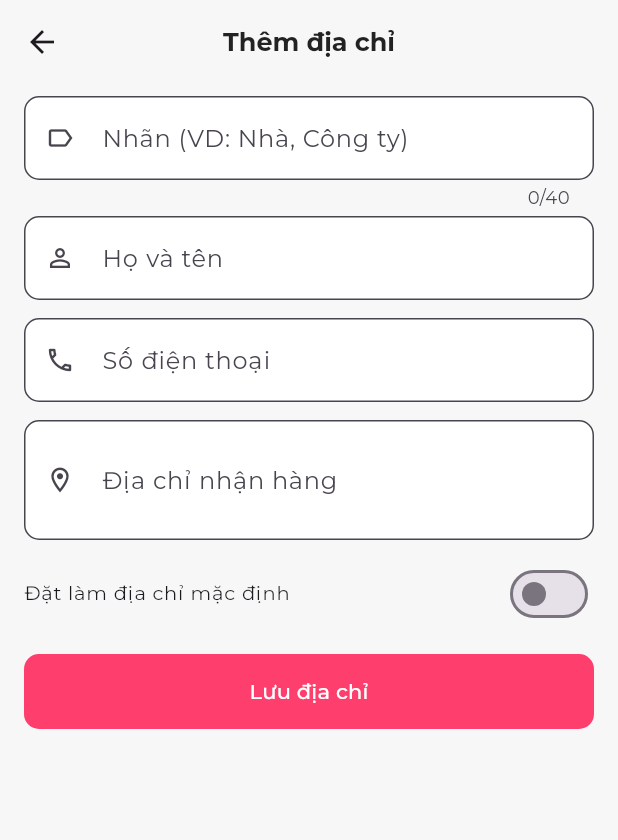
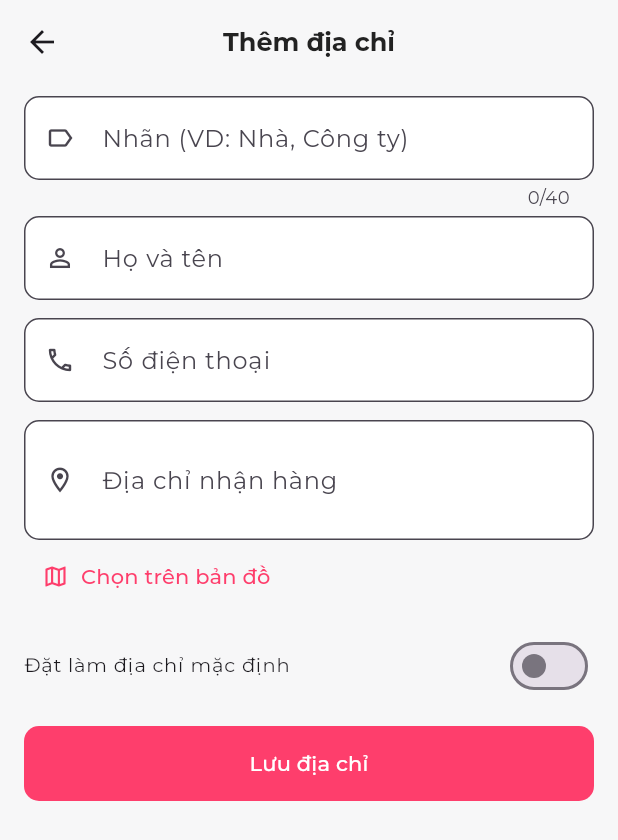
Before and after one commit to nguyen-huu-vinh/eCommerce_App, a Flutter app: the AddressBookScreen screen opened directly, after a tap on "Thêm địa chỉ", on a phone screen of 412 x 824 dp. Shown: the top 840 px of the screen. Run offline on Flutter 3.47's test engine with Material 3 defaults, Android fonts, the phone set to English and light mode, and no system bars; our stand-ins replace cached_network_image, flutter_map, flutter_secure_storage, flutter_svg, google_fonts, image_picker and 1 more; accounts and stored records are empty; network calls fail.

Commit message:
Fix nav bar overlap on address and review screens; add address suggestions and map picker

```diff
--- a/lib/address_book_screen.dart
+++ b/lib/address_book_screen.dart
@@ -1,10 +1,15 @@
+import 'dart:async';
+
 import 'package:flutter/material.dart';
 import 'package:flutter/services.dart';
 import 'package:google_fonts/google_fonts.dart';
+import 'package:latlong2/latlong.dart';
 
 import 'models/address.dart';
 import 'services/address_service.dart';
 import 'services/api_client.dart';
+import 'services/place_service.dart';
+import 'widgets/map_address_picker.dart';
 
 /// Sổ địa chỉ giao hàng. Với [pickMode] = true, chạm vào một địa chỉ sẽ đóng
 /// màn hình và trả địa chỉ đó về cho nơi gọi (dùng ở bước thanh toán).
@@ -100,12 +105,15 @@ class _AddressBookScreenState extends State<AddressBookScreen> {
           ),
         ),
       ),
-      floatingActionButton: FloatingActionButton.extended(
-        backgroundColor: _pink,
-        foregroundColor: Colors.white,
-        onPressed: () => _openForm(),
-        icon: const Icon(Icons.add_location_alt_outlined),
-        label: const Text('Thêm địa chỉ'),
+      floatingActionButton: Padding(
+        padding: EdgeInsets.only(bottom: 84),
+        child: FloatingActionButton.extended(
+          backgroundColor: _pink,
+          foregroundColor: Colors.white,
+          onPressed: () => _openForm(),
+          icon: const Icon(Icons.add_location_alt_outlined),
+          label: const Text('Thêm địa chỉ'),
+        ),
       ),
       body: _error != null && addresses == null
           ? Center(
@@ -157,7 +165,7 @@ class _AddressBookScreenState extends State<AddressBookScreen> {
           : RefreshIndicator(
               onRefresh: _load,
               child: ListView.separated(
-                padding: const EdgeInsets.fromLTRB(16, 4, 16, 96),
+                padding: EdgeInsets.fromLTRB(16, 4, 16, 196),
                 itemCount: addresses.length,
                 separatorBuilder: (_, _) => const SizedBox(height: 10),
                 itemBuilder: (context, index) {
@@ -171,7 +179,8 @@ class _AddressBookScreenState extends State<AddressBookScreen> {
                     onDelete: () => _confirmDelete(address),
                     onSetDefault: address.isDefault
                         ? null
-                        : () => _run(() => AddressService.setDefault(address.id)),
+                        : () =>
+                              _run(() => AddressService.setDefault(address.id)),
                   );
                 },
               ),
@@ -315,8 +324,56 @@ class _AddressFormScreenState extends State<AddressFormScreen> {
   late bool _isDefault = widget.address?.isDefault ?? false;
   bool _saving = false;
 
+  List<Place> _suggestions = [];
+  Timer? _debounce;
+  LatLng? _picked;
+  // Chữ vừa được điền từ gợi ý/bản đồ: không tìm gợi ý lại cho chính nó
+  String? _filled;
+
+  @override
+  void initState() {
+    super.initState();
+    _address.addListener(_onAddressChanged);
+  }
+
+  void _onAddressChanged() {
+    final text = _address.text.trim();
+    if (text == _filled) return;
+    _picked = null;
+    _debounce?.cancel();
+    if (text.length < 4) {
+      if (_suggestions.isNotEmpty) setState(() => _suggestions = []);
+      return;
+    }
+    _debounce = Timer(const Duration(milliseconds: 700), () async {
+      try {
+        final found = await PlaceService.search(text);
+        if (mounted && _address.text.trim() == text) {
+          setState(() => _suggestions = found);
+        }
+      } catch (_) {}
+    });
+  }
+
+  void _fill(Place place) {
+    _filled = place.name.trim();
+    _address.text = place.name;
+    _picked = place.position;
+    setState(() => _suggestions = []);
+    FocusScope.of(context).unfocus();
+  }
+
+  Future<void> _pickOnMap() async {
+    // Mở trên navigator gốc để thanh điều hướng không che nút xác nhận
+    final place = await Navigator.of(context, rootNavigator: true).push<Place>(
+      MaterialPageRoute(builder: (_) => MapAddressPicker(initial: _picked)),
+    );
+    if (place != null && mounted) _fill(place);
+  }
+
   @override
   void dispose() {
+    _debounce?.cancel();
     _label.dispose();
     _name.dispose();
     _phone.dispose();
@@ -351,9 +408,8 @@ class _AddressFormScreenState extends State<AddressFormScreen> {
     } catch (e) {
       if (!mounted) return;
       setState(() => _saving = false);
-      ScaffoldMessenger.of(
-        context,
-      ).showSnackBar(SnackBar(content: Text(errorText(e))));
+      ScaffoldMessenger.of(context)
+          .showSnackBar(SnackBar(content: Text(errorText(e))));
     }
   }
 
@@ -388,7 +444,7 @@ class _AddressFormScreenState extends State<AddressFormScreen> {
       body: Form(
         key: _formKey,
         child: ListView(
-          padding: const EdgeInsets.fromLTRB(16, 8, 16, 32),
+          padding: EdgeInsets.fromLTRB(16, 8, 16, 116),
           children: [
             TextFormField(
               controller: _label,
@@ -403,9 +459,8 @@ class _AddressFormScreenState extends State<AddressFormScreen> {
               controller: _name,
               textCapitalization: TextCapitalization.words,
               decoration: _decoration('Họ và tên', Icons.person_outline),
-              validator: (v) => v == null || v.trim().isEmpty
-                  ? 'Vui lòng nhập họ tên'
-                  : null,
+              validator: (v) =>
+                  v == null || v.trim().isEmpty ? 'Vui lòng nhập họ tên' : null,
             ),
             const SizedBox(height: 12),
             TextFormField(
@@ -435,6 +490,27 @@ class _AddressFormScreenState extends State<AddressFormScreen> {
               validator: (v) => v == null || v.trim().isEmpty
                   ? 'Vui lòng nhập địa chỉ'
                   : null,
+            ),
+            for (final place in _suggestions)
+              ListTile(
+                dense: true,
+                leading: const Icon(Icons.place_outlined, color: _pink),
+                title: Text(
+                  place.name,
+                  maxLines: 2,
+                  overflow: TextOverflow.ellipsis,
+                  style: GoogleFonts.montserrat(fontSize: 12.5),
+                ),
+                onTap: () => _fill(place),
+              ),
+            Align(
+              alignment: Alignment.centerLeft,
+              child: TextButton.icon(
+                onPressed: _pickOnMap,
+                icon: const Icon(Icons.map_outlined, size: 18),
+                label: const Text('Chọn trên bản đồ'),
+                style: TextButton.styleFrom(foregroundColor: _pink),
+              ),
             ),
             const SizedBox(height: 8),
             SwitchListTile(
```
Also changed, not shown: lib/services/place_service.dart (added, +61 -0 lines), lib/widgets/map_address_picker.dart (added, +148 -0 lines), lib/widgets/review_sheet.dart (+5 -4 lines).
